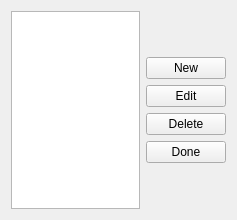
Before: the Qt Designer form ConfigManager.ui in Thumperrr/Terraria_Server_Manager, drawn with Qt 5.
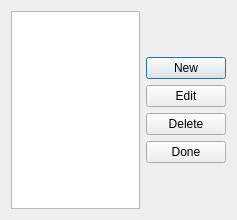
After: the same form once the commit is applied.

Patch:
```diff
--- a/ConfigManager.ui
+++ b/ConfigManager.ui
@@ -1,7 +1,7 @@
 <?xml version="1.0" encoding="UTF-8"?>
 <ui version="4.0">
  <class>ConfigManager</class>
- <widget class="QWidget" name="ConfigManager">
+ <widget class="QDialog" name="ConfigManager">
   <property name="geometry">
    <rect>
     <x>0</x>
```
